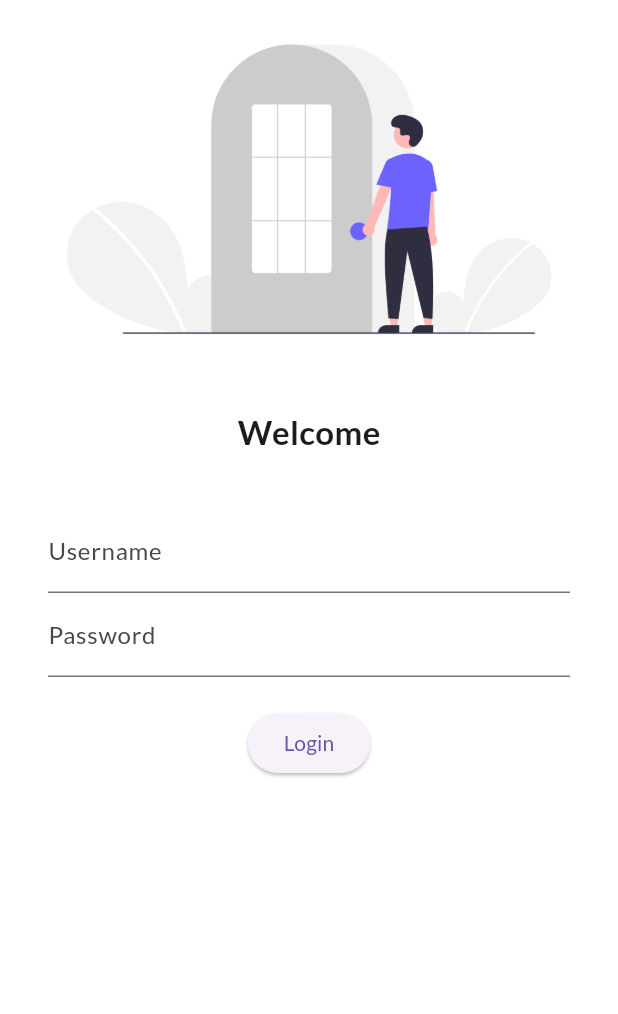
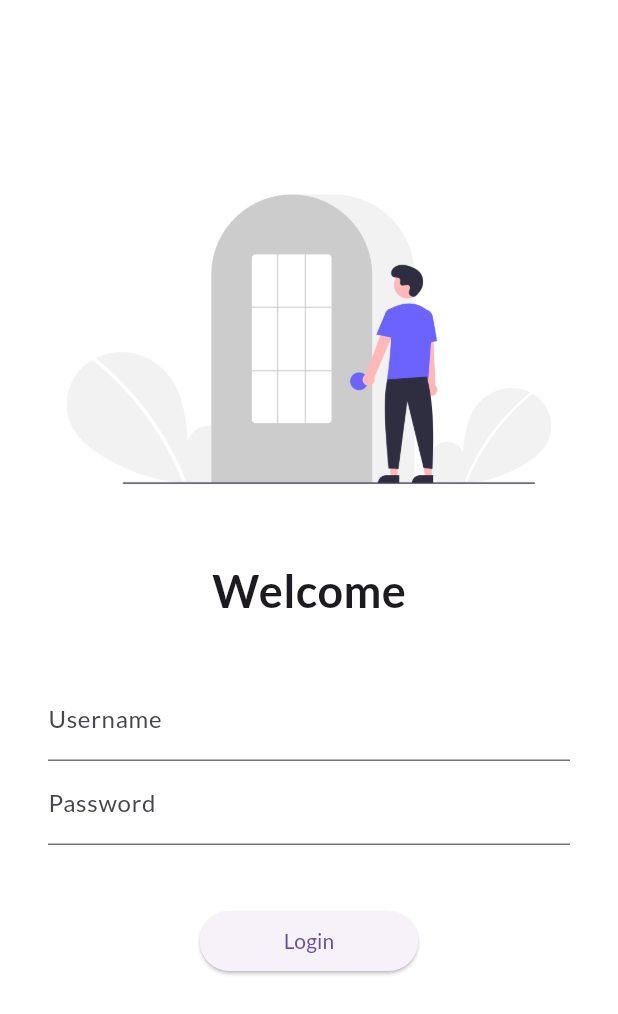
Before and after one commit to ijas9118/flutter-catalog, a Flutter app: the screen it shows after launch, on a phone screen of 412 x 824 dp. Shown: the top 1014 px of the screen. Run offline on Flutter 3.47's test engine with Material 3 defaults, Android fonts, the phone set to English and light mode, and no system bars; our stand-ins replace google_fonts.

Commit message:
day5 Completed

```diff
--- a/lib/main.dart
+++ b/lib/main.dart
@@ -1,6 +1,9 @@
+// ignore_for_file: prefer_const_constructors
+
 import 'package:flutter/material.dart';
 import 'package:flutter_catalog/pages/home_page.dart';
 import 'package:flutter_catalog/pages/login_page.dart';
+import 'package:flutter_catalog/utils/routes.dart';
 import 'package:google_fonts/google_fonts.dart';
 
 void main() {
@@ -23,8 +26,8 @@ class MyApp extends StatelessWidget {
       initialRoute: "/",
       routes: {
         "/": (context) => const LoginPage(),
-        "/home": (context) => const HomePage(),
-        "/login": (context) => const LoginPage(),
+        MyRoutes.homeRoute: (context) => const HomePage(),
+        MyRoutes.loginRoute: (context) => const LoginPage(),
       },
     );
   }
--- a/lib/pages/login_page.dart
+++ b/lib/pages/login_page.dart
@@ -1,6 +1,7 @@
 // ignore_for_file: prefer_const_constructors
 
 import 'package:flutter/material.dart';
+import 'package:flutter_catalog/utils/routes.dart';
 
 class LoginPage extends StatelessWidget {
   const LoginPage({super.key});
@@ -9,8 +10,12 @@ class LoginPage extends StatelessWidget {
   Widget build(BuildContext context) {
     return Material(
       color: Colors.white,
+      child: SingleChildScrollView(
         child: Column(
           children: [
+            SizedBox(
+              height: 100,
+            ),
             Image.asset(
               'assets/images/login_image.png',
               fit: BoxFit.cover,
@@ -21,7 +26,7 @@ class LoginPage extends StatelessWidget {
             const Text(
               'Welcome',
               style: TextStyle(
-              fontSize: 22,
+                fontSize: 30,
                 fontWeight: FontWeight.bold,
               ),
             ),
@@ -47,11 +52,17 @@ class LoginPage extends StatelessWidget {
                     ),
                   ),
                   SizedBox(
-                  height: 20,
+                    height: 40,
                   ),
                   ElevatedButton(
-                  onPressed: () {},
+                    onPressed: () {
+                      Navigator.pushNamed(context, MyRoutes.homeRoute);
+                    },
+                    child: Padding(
+                      padding: const EdgeInsets.symmetric(
+                          vertical: 8.0, horizontal: 32),
                       child: Text("Login"),
+                    ),
                     // style: TextButton.styleFrom(
                     //   backgroundColor: Color.fromARGB(255, 104, 225, 175),
                     // ),
@@ -61,6 +72,7 @@ class LoginPage extends StatelessWidget {
             ),
           ],
         ),
+      ),
     );
   }
 }
--- /dev/null
+++ b/lib/utils/routes.dart
@@ -0,0 +1,5 @@
+
+class MyRoutes {
+  static String loginRoute = "/login";
+  static String homeRoute = "/home";
+}
```
Lines whose indentation alone changed are shown as unchanged.
